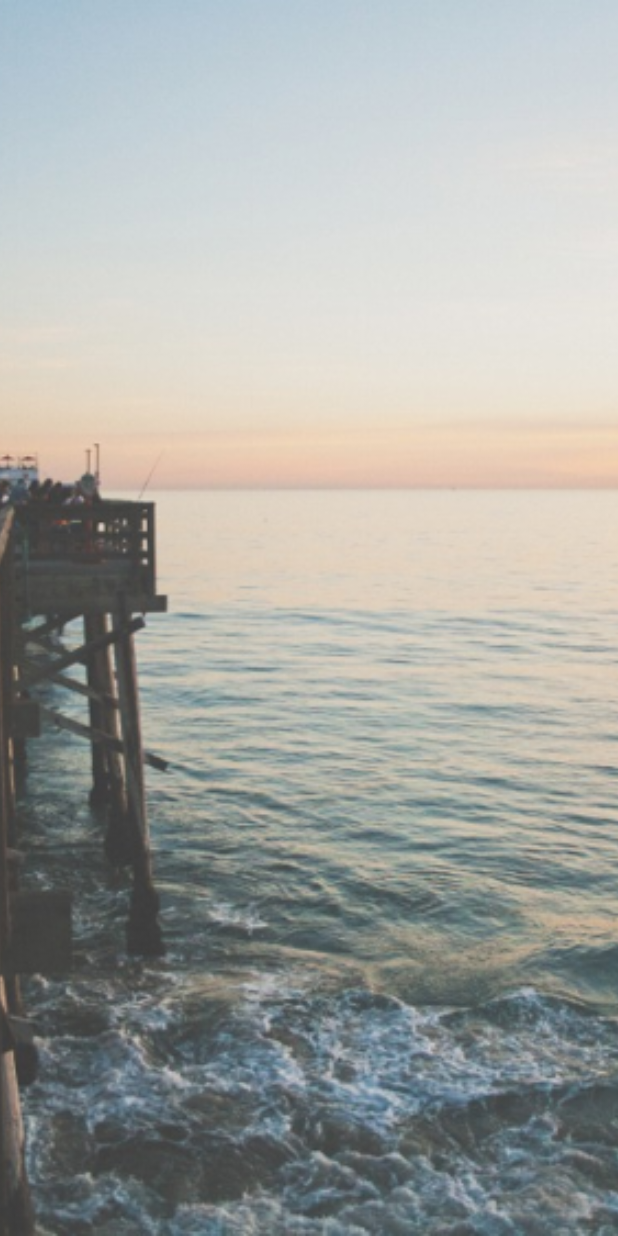
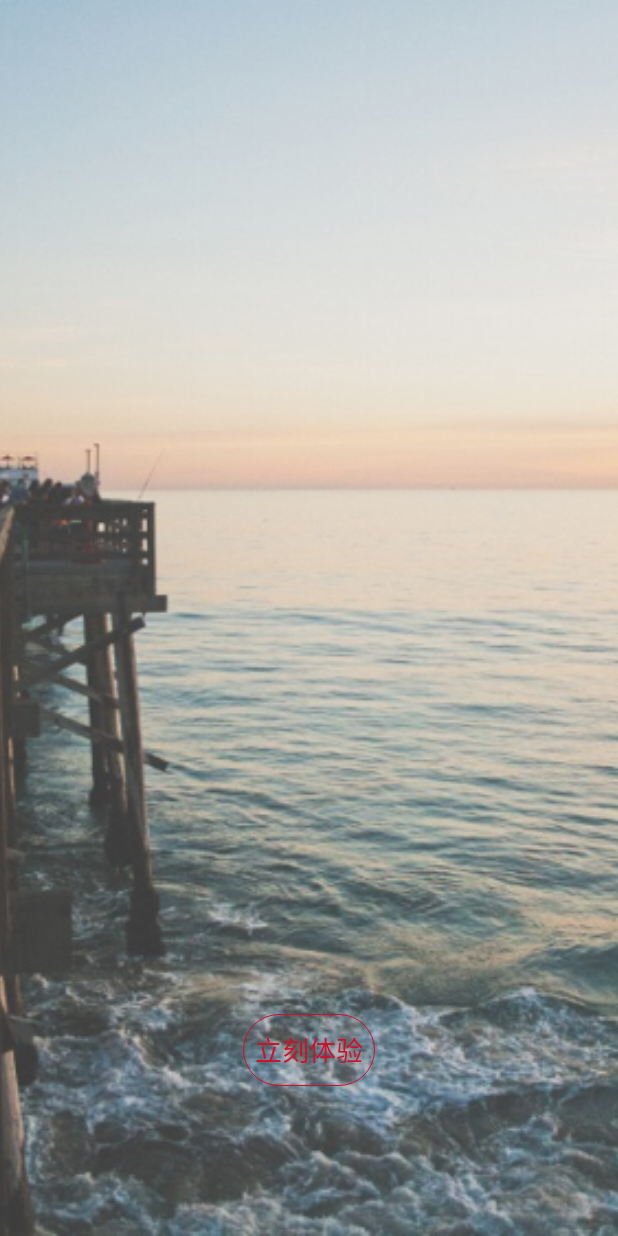
Before and after one commit to nangua1995/AndroidGuidePage, an Android app: the layout guid_view4.xml on its own in the app's theme, with its tools: preview values and no code run, on a phone screen of 412 x 824 dp. Run offline under Robolectric (Android 15) with nearby library versions, the phone set to English and light mode, and no system bars.

Commit message:
跳转button

```diff
--- a/app/src/main/res/drawable/button_shape.xml
+++ b/app/src/main/res/drawable/button_shape.xml
@@ -1,4 +1,14 @@
 <?xml version="1.0" encoding="utf-8"?>
 <shape xmlns:android="http://schemas.android.com/apk/res/android">
-
+    <!--<solid android:color="#ce102c"/>-->
+    <stroke android:width="0.5dp"
+        android:color="#ce102c"/>
+    <corners android:radius="200dp"/>
+    <solid
+        android:color="@android:color/transparent"/>
+    <padding
+        android:bottom="5dp"
+        android:left="5dp"
+        android:right="5dp"
+        android:top="5dp"/>
 </shape>
--- a/app/src/main/res/layout/guid_view4.xml
+++ b/app/src/main/res/layout/guid_view4.xml
@@ -11,17 +11,18 @@
         android:scaleType="centerCrop"
         android:src="@mipmap/welcomimg11"/>
 
-    <!--<Button-->
-        <!--android:id= "@+id/btn_login"-->
-        <!--android:layout_width="wrap_content"-->
-        <!--android:layout_height="wrap_content"-->
-        <!--android:layout_gravity="bottom|center_horizontal"-->
-        <!--android:background=""-->
-        <!--android:text="立刻体验"-->
-        <!--android:textColor="#ce102c"-->
-        <!--android:textSize="18sp"-->
-        <!--android:visibility="visible"-->
-        <!--/>-->
+    <Button
+        android:id= "@+id/btn_login"
+        android:layout_width="wrap_content"
+        android:layout_height="wrap_content"
+        android:layout_gravity="bottom|center_horizontal"
+        android:layout_marginBottom="100dp"
+        android:background="@drawable/button_shape"
+        android:text="立刻体验"
+        android:textColor="#ce102c"
+        android:textSize="18sp"
+        android:visibility="visible"
+        />
 
 
 </FrameLayout>
```
